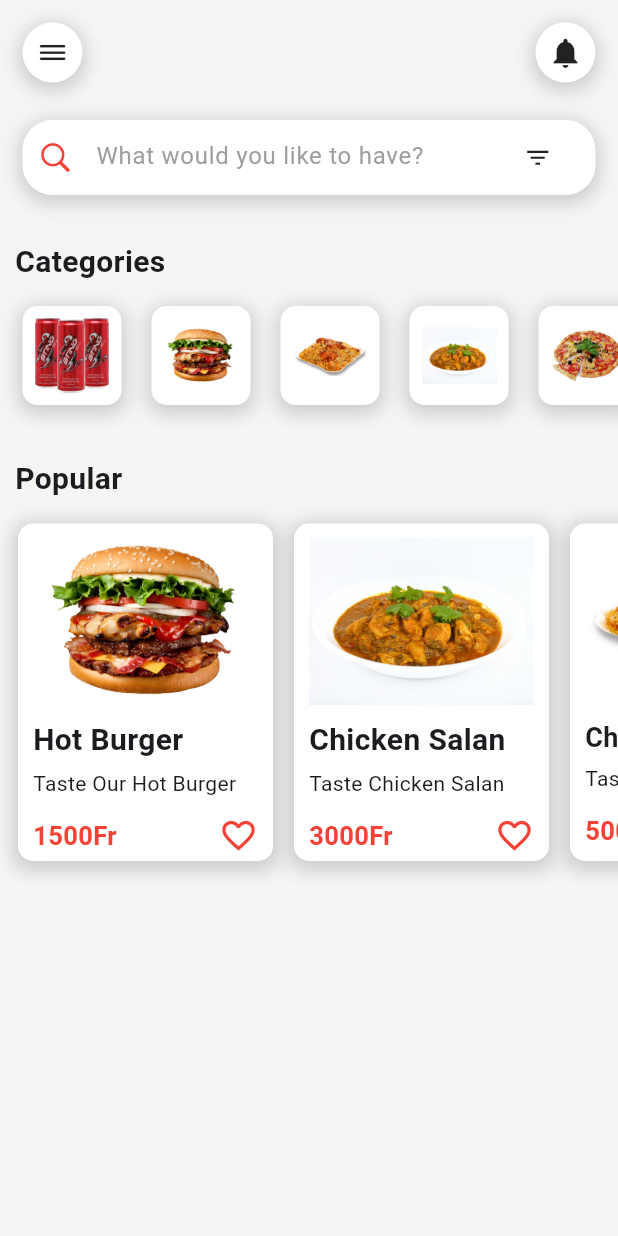
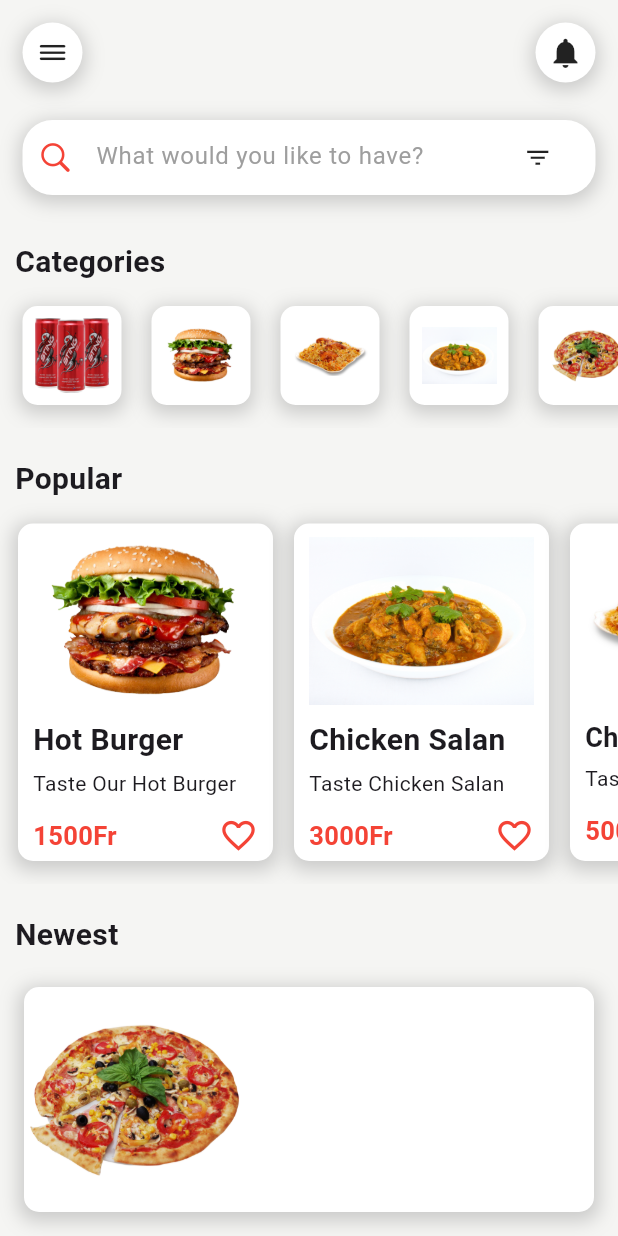
Before and after one commit to BailoMbaye/Food_app, a Flutter app: the screen it shows after launch, on a phone screen of 412 x 824 dp. Run offline on Flutter 3.47's test engine with Material 3 defaults, Android fonts, the phone set to English and light mode, and no system bars.

Commit message:
Create page Newest_Page

```diff
--- a/lib/Pages/HomePage.dart
+++ b/lib/Pages/HomePage.dart
@@ -2,6 +2,7 @@ import 'package:flutter/cupertino.dart';
 import 'package:flutter/material.dart';
 import 'package:food_app/Widget/AppBarWidget.dart';
 import 'package:food_app/Widget/CategoriesWidget.dart';
+import 'package:food_app/Widget/NewestItemsWidget.dart';
 import 'package:food_app/Widget/PopularItemsWidget.dart';
 
 class HomePage extends StatelessWidget {
@@ -86,7 +87,7 @@ class HomePage extends StatelessWidget {
           // Category widget
           const CategoriesWidget(),
 
-          // Popular Items
+          // Popular Items Widget
           const Padding(
             padding: EdgeInsets.only(top: 20, left: 10),
             child: Text(
@@ -100,6 +101,21 @@ class HomePage extends StatelessWidget {
 
           // Popular Items Widget
           const PopularItemsWidget(),
+
+          //Newest Items
+          const Padding(
+            padding: EdgeInsets.only(top: 20, left: 10),
+            child: Text(
+              "Newest",
+              style: TextStyle(
+                fontWeight: FontWeight.bold,
+                fontSize: 20,
+              ),
+            ),
+          ),
+
+          // Newest Items Widget
+          const NewestItemsWidget(),
         ],
       ),
     );
--- /dev/null
+++ b/lib/Widget/NewestItemsWidget.dart
@@ -0,0 +1,52 @@
+import 'package:flutter/material.dart';
+
+class NewestItemsWidget extends StatelessWidget {
+  const NewestItemsWidget({super.key});
+
+  @override
+  Widget build(BuildContext context) {
+    return SingleChildScrollView(
+      child: Padding(
+        padding: const EdgeInsets.symmetric(vertical: 10, horizontal: 10),
+        child: Column(
+          children: [
+            Padding(
+              padding: const EdgeInsets.symmetric(vertical: 10),
+              child: Container(
+                width: 380,
+                height: 150,
+                decoration: BoxDecoration(
+                  color: Colors.white,
+                  borderRadius: BorderRadius.circular(10),
+                  boxShadow: [
+                    BoxShadow(
+                      color: Colors.grey.withOpacity(0.5),
+                      spreadRadius: 3,
+                      blurRadius: 10,
+                      offset: const Offset(0, 3),
+                    ),
+                  ],
+                ),
+                child: Row(
+                  children: [
+                    InkWell(
+                      onTap: () {},
+                      child: Container(
+                        alignment: Alignment.center,
+                        child: Image.asset(
+                          "images/pizza.png",
+                          height: 120,
+                          width: 150,
+                        ),
+                      ),
+                    ),
+                  ],
+                ),
+              ),
+            ),
+          ],
+        ),
+      ),
+    );
+  }
+}
```
